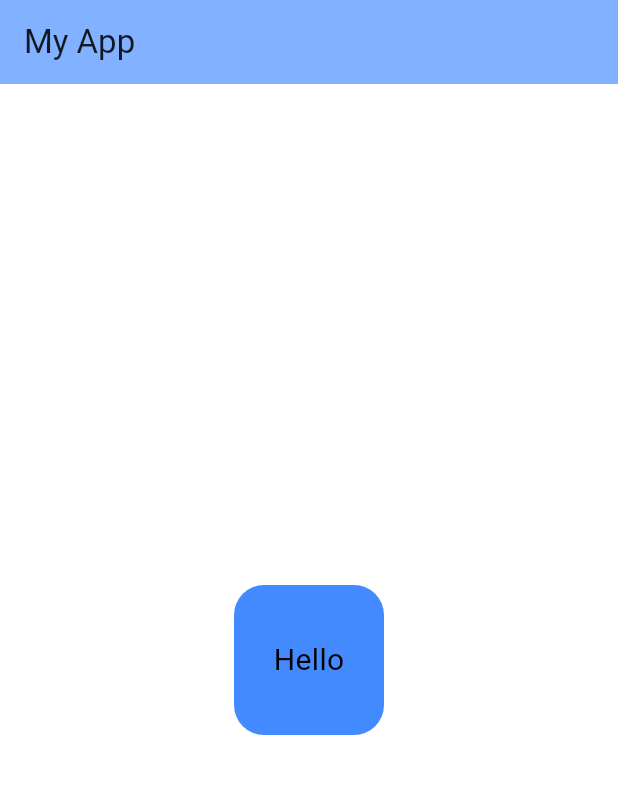
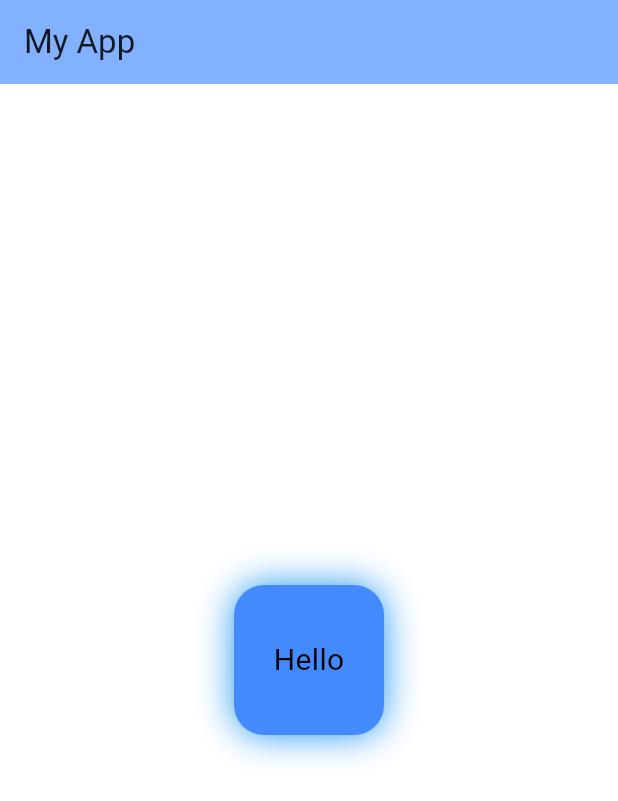
Before and after one commit to SheryarTahir/container_sizedbox, a Flutter app: the screen it shows after launch, on a phone screen of 412 x 824 dp. Shown: the top 801 px of the screen. Run offline on Flutter 3.47's test engine with Material 3 defaults, Android fonts, the phone set to English and light mode, and no system bars.

Commit message:
Update cotainer_sized.dart

```diff
--- a/lib/widgets/cotainer_sized.dart
+++ b/lib/widgets/cotainer_sized.dart
@@ -21,9 +21,11 @@ class Container_Sized extends StatelessWidget {
           height: 100,
           width: 100,
           decoration: BoxDecoration(
-            color: Colors.blueAccent,
-            borderRadius: BorderRadius.circular(20),
-          ),
+              color: Colors.blueAccent,
+              borderRadius: BorderRadius.circular(20),
+              boxShadow: const [
+                BoxShadow(blurRadius: 20, color: Colors.blue),
+              ]),
           child: const Center(
             child: Text(
               "Hello",
```
